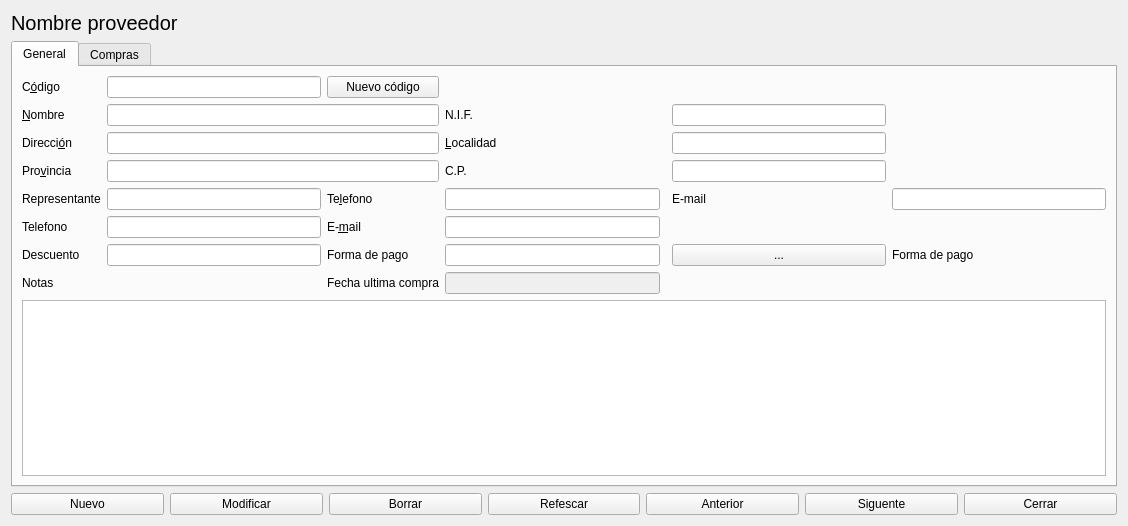
The window that proveedores.ui (Ladis72/tienda) describes before a commit, drawn with Qt 5.
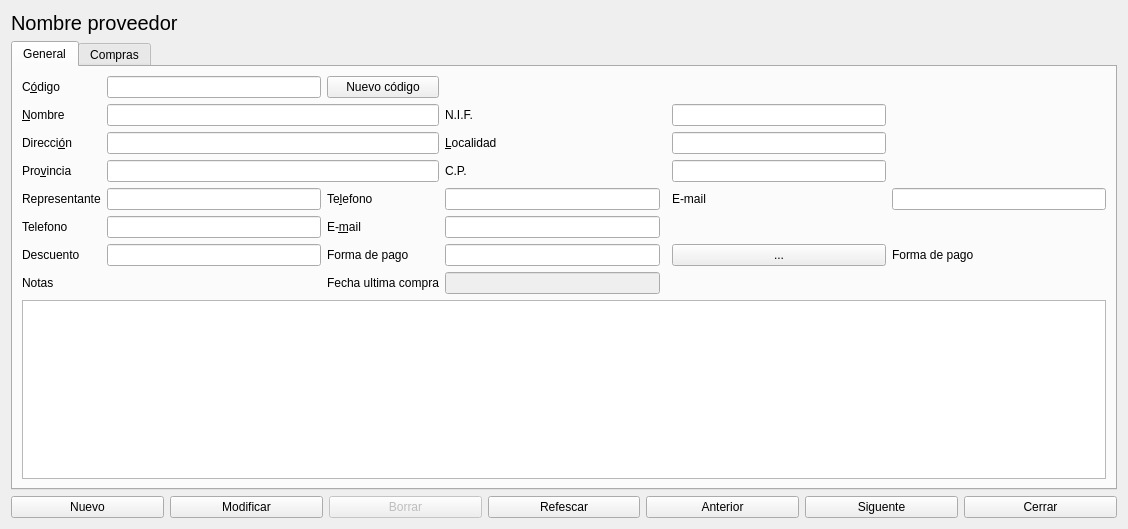
The same window after the commit.

Diff of the .ui file:
```diff
--- a/proveedores.ui
+++ b/proveedores.ui
@@ -7,7 +7,7 @@
     <x>0</x>
     <y>0</y>
     <width>1128</width>
-    <height>526</height>
+    <height>529</height>
    </rect>
   </property>
   <property name="windowTitle">
@@ -341,6 +341,9 @@
      </item>
      <item>
       <widget class="QPushButton" name="pushButtonBorrar">
+       <property name="enabled">
+        <bool>false</bool>
+       </property>
        <property name="text">
         <string>Borrar</string>
        </property>
```
